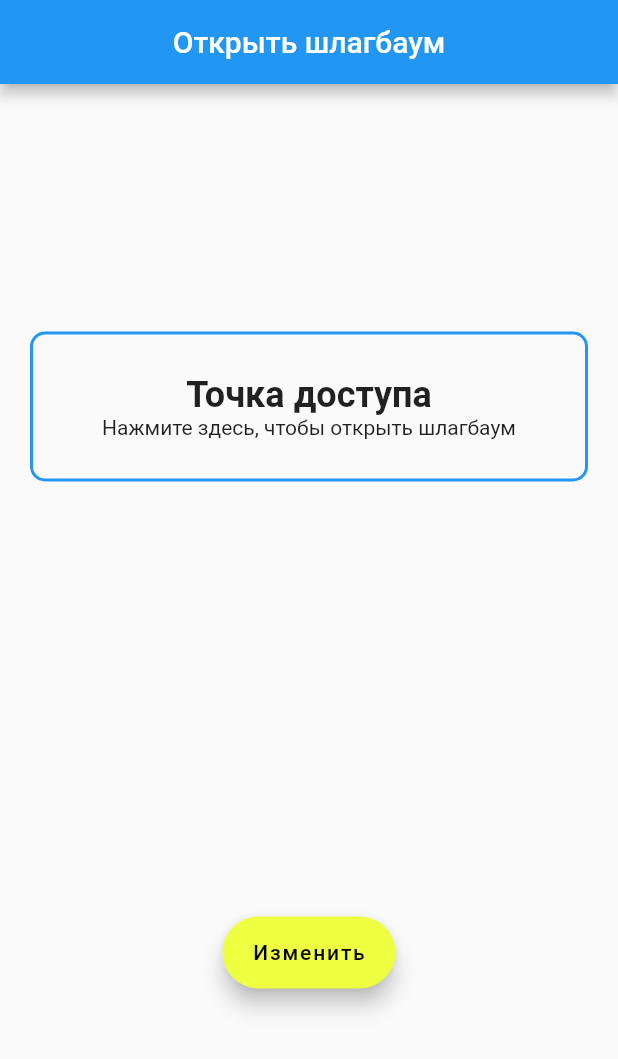
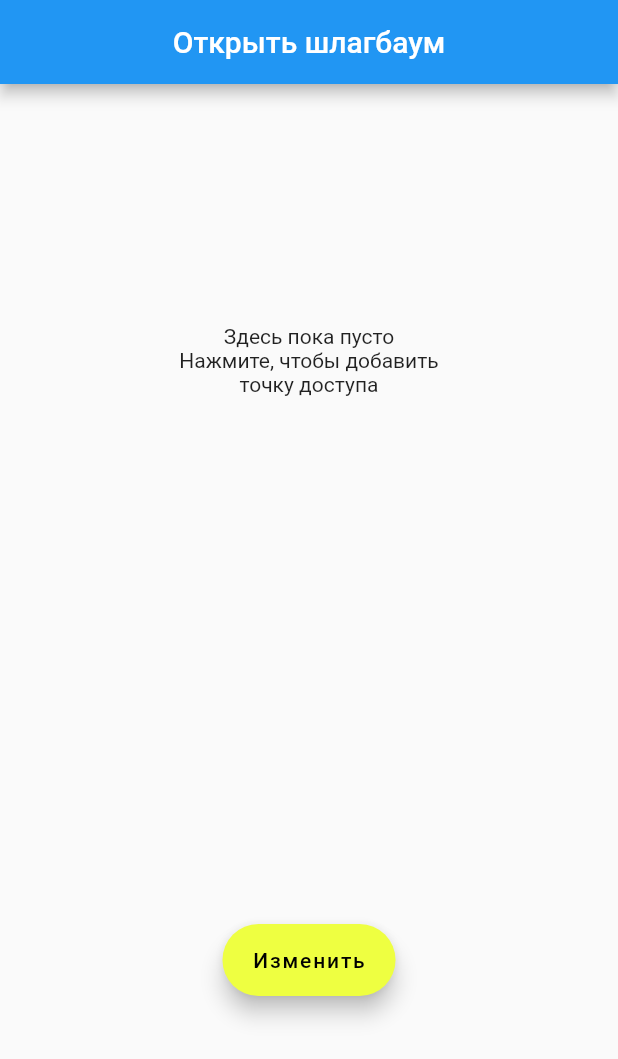
Before and after one commit to Puzikovsa/want_to_go_home, a Flutter app: the screen it shows after launch, on a phone screen of 412 x 824 dp. Shown: the top 1059 px of the screen. Run offline on Flutter 3.47's test engine with Material 2 defaults, Android fonts, the phone set to English and light mode, and no system bars; our stand-ins replace hive_flutter; missing offline and left inert: flutter_phone_direct_caller; accounts and stored records are empty.

Commit message:
Added the ability to call an access phone

```diff
--- a/lib/main.dart
+++ b/lib/main.dart
@@ -4,7 +4,6 @@ import 'package:provider/provider.dart';
 import 'package:want_to_go_home/models/phone.dart';
 import 'package:want_to_go_home/pages/access_list_page.dart';
 import 'package:want_to_go_home/pages/add_phone_page.dart';
-import 'package:want_to_go_home/pages/editing_phone_page.dart';
 import 'package:want_to_go_home/pages/opening_gate_page.dart';
 import 'models/phone_list.dart';
 
@@ -33,7 +32,6 @@ class MyApp extends StatelessWidget {
           ),
         home: const OpeningGatePage(),
         routes: {
-          EditingPhonePage.rout: (context) => const EditingPhonePage(),
           AddPhonePage.rout: (context) => const AddPhonePage(),
           AccessListPage.rout: (context) => const AccessListPage(),
         },
--- a/lib/pages/add_phone_page.dart
+++ b/lib/pages/add_phone_page.dart
@@ -64,6 +64,8 @@ class _AddPhonePageState extends State<AddPhonePage> {
                 }
                 Provider.of<PhoneList>(context, listen: false).addListPhone(
                     _titleController.text, _numberController.text);
+                ScaffoldMessenger.of(context).showSnackBar(
+                    const SnackBar(content: Text('Номер добавлен')));
                 Navigator.of(context).pop();
               },
               child: const Icon(
--- a/lib/pages/opening_gate_page.dart
+++ b/lib/pages/opening_gate_page.dart
@@ -1,5 +1,7 @@
 import 'package:flutter/material.dart';
-import 'package:want_to_go_home/pages/access_list_page.dart';
+import 'package:flutter_phone_direct_caller/flutter_phone_direct_caller.dart';
+import 'package:want_to_go_home/models/phone_list.dart';
+import '../widgets/access_phone.dart';
 
 class OpeningGatePage extends StatelessWidget {
   const OpeningGatePage({super.key});
@@ -12,38 +14,16 @@ class OpeningGatePage extends StatelessWidget {
         title: const Text('Открыть шлагбаум'),
       ),
       body: Padding(
-        padding: const EdgeInsets.all(20),
+        padding: const EdgeInsets.all(30),
         child: Column(
-          mainAxisAlignment: MainAxisAlignment.spaceAround,
+          mainAxisAlignment: MainAxisAlignment.center,
+          crossAxisAlignment: CrossAxisAlignment.center,
           children: [
-            Container(
-              alignment: Alignment.center,
-              width: double.infinity,
-              height: 100,
-              decoration: BoxDecoration(
-                border: Border.all(width: 2, color: Colors.blue),
-                borderRadius: BorderRadius.circular(10),
-              ),
-              child: GestureDetector(
-                onTap: () {},
-                child: const Column(
-                  mainAxisAlignment: MainAxisAlignment.center,
-                  children: [
-                    Text(
-                      'Точка доступа',
-                      style: TextStyle(
-                        fontSize: 24,
-                        fontWeight: FontWeight.bold,
-                      ),
-                    ),
-                    Text('Нажмите здесь, чтобы открыть шлагбаум'),
-                  ],
-                ),
-              ),
-            ),
+            const AccessPhone(),
             FloatingActionButton.extended(
               onPressed: () {
-                Navigator.pushNamed(context, AccessListPage.rout);
+                FlutterPhoneDirectCaller.callNumber(
+                    PhoneList().accessPhone[0].number.toString());
               },
               label: const Text(
                 'Изменить',
--- /dev/null
+++ b/lib/widgets/access_phone.dart
@@ -0,0 +1,59 @@
+import 'package:flutter/material.dart';
+import 'package:provider/provider.dart';
+import 'package:want_to_go_home/models/phone_list.dart';
+import '../pages/access_list_page.dart';
+
+class AccessPhone extends StatelessWidget {
+  const AccessPhone({super.key});
+
+  @override
+  Widget build(BuildContext context) {
+    return Center(
+      child: SizedBox(
+        height: 400,
+        width: double.infinity,
+        child: GestureDetector(
+          onTap: () {
+            Navigator.pushNamed(context, AccessListPage.rout);
+          },
+          child: FutureBuilder(
+              future:
+                  Provider.of<PhoneList>(context, listen: false).setAccessPhone(),
+              builder: (BuildContext context, AsyncSnapshot<dynamic> snapshot) {
+                return Consumer<PhoneList>(
+                  builder: (context, phoneList, child) =>
+                      phoneList.accessPhone.isEmpty
+                          ? child!
+                          : ListView.builder(
+                              itemCount: Provider.of<PhoneList>(context)
+                                  .accessPhone
+                                  .length,
+                              itemBuilder: (context, index) => Column(
+                                mainAxisAlignment: MainAxisAlignment.center,
+                               children:[
+                                 Text(Provider.of<PhoneList>(context)
+                                   .accessPhone[index]
+                                   .number,
+                                 style: const TextStyle(
+                                   fontSize: 28,
+                                   fontWeight: FontWeight.bold
+                                 ),
+                                 ),
+                                 Text(Provider.of<PhoneList>(context)
+                                     .accessPhone[index]
+                                     .title),
+                                  const Divider(),
+                                  const Text('Для изменения нажмите здесь'),
+                               ]
+                              ),
+                            ),
+                  child: const Text(
+                      'Здесь пока пусто \nНажмите, чтобы добавить\nточку доступа ',
+                      textAlign: TextAlign.center),
+                );
+              }),
+        ),
+      ),
+    );
+  }
+}
--- a/pubspec.yaml
+++ b/pubspec.yaml
@@ -33,6 +33,7 @@ dependencies:
   provider: ^6.0.5
   hive: ^2.2.3
   hive_flutter: ^1.1.0
+  flutter_phone_direct_caller: ^2.1.1
 
   # The following adds the Cupertino Icons font to your application.
   # Use with the CupertinoIcons class for iOS style icons.
@@ -43,6 +44,7 @@ dev_dependencies:
     sdk: flutter
   hive_generator: ^2.0.1
   build_runner: ^2.4.6
+
 
   # The "flutter_lints" package below contains a set of recommended lints to
   # encourage good coding practices. The lint set provided by the package is
```
Also changed, not shown: lib/models/phone_list.dart (+35 -0 lines), lib/pages/access_list_page.dart (+46 -23 lines), lib/pages/editing_phone_page.dart (deleted, +0 -21 lines), pubspec.lock.
